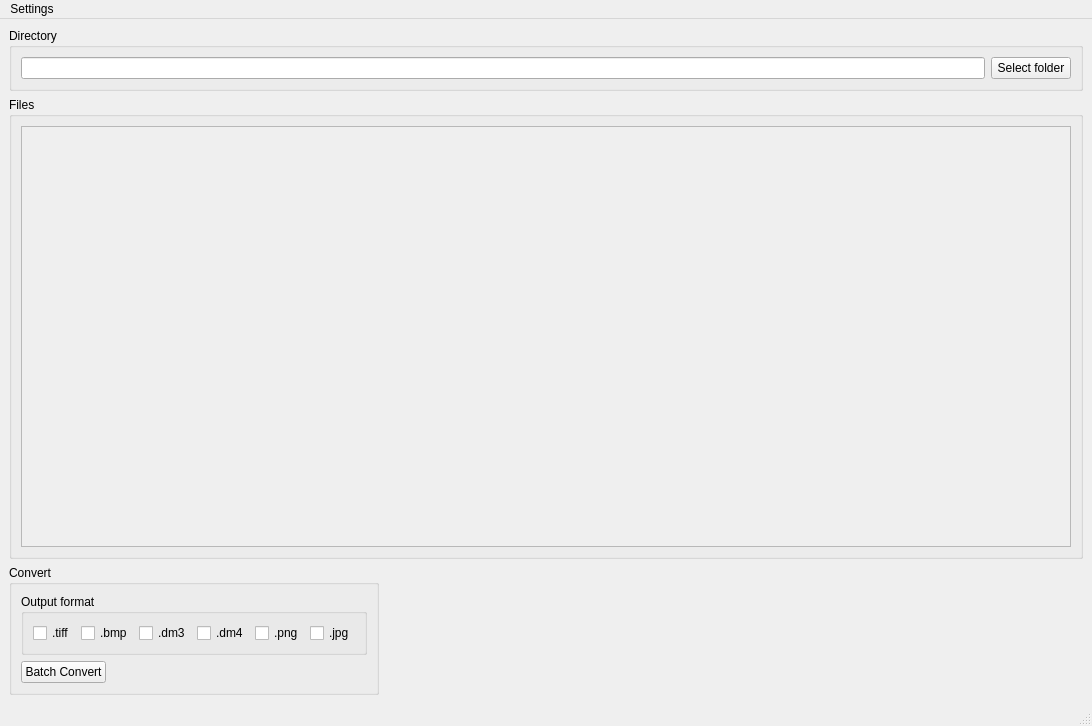
Before: the Qt Designer form mib2hspy/gui/source/QTCmibConverter/mibConverter/mainwindow.ui in TEM-Gemini-Centre/mib2hspy, drawn with Qt 5.
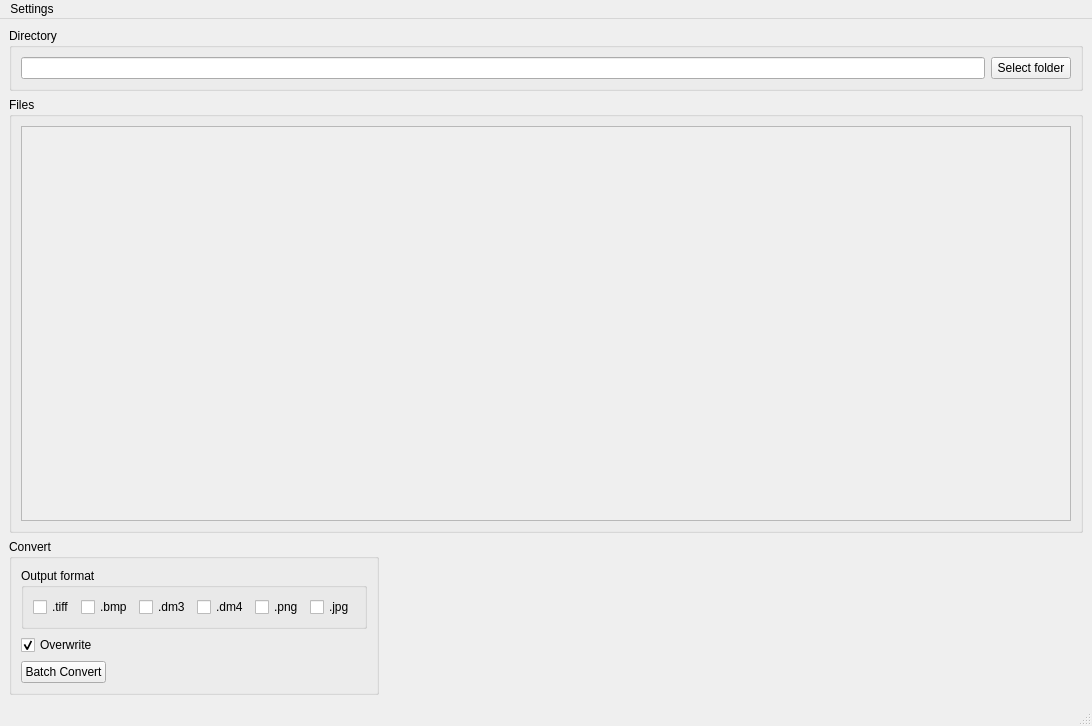
After: the same form once the commit is applied.

Commit message: Converter gui now supports simple calibration

The edit to the form file:
```diff
--- a/mib2hspy/gui/source/QTCmibConverter/mibConverter/mainwindow.ui
+++ b/mib2hspy/gui/source/QTCmibConverter/mibConverter/mainwindow.ui
@@ -51,7 +51,7 @@
             <x>0</x>
             <y>0</y>
             <width>1044</width>
-            <height>434</height>
+            <height>367</height>
            </rect>
           </property>
           <layout class="QVBoxLayout" name="verticalLayout_4">
@@ -140,6 +140,16 @@
          </layout>
         </widget>
        </item>
+       <item>
+        <widget class="QCheckBox" name="overwriteCheckBox">
+         <property name="text">
+          <string>Overwrite</string>
+         </property>
+         <property name="checked">
+          <bool>true</bool>
+         </property>
+        </widget>
+       </item>
        <item>
         <widget class="QPushButton" name="convertButton">
          <property name="sizePolicy">
```
Left out of the diff: 2 changed lines with no effect on the pictures. The commit also changes 2 other files.
